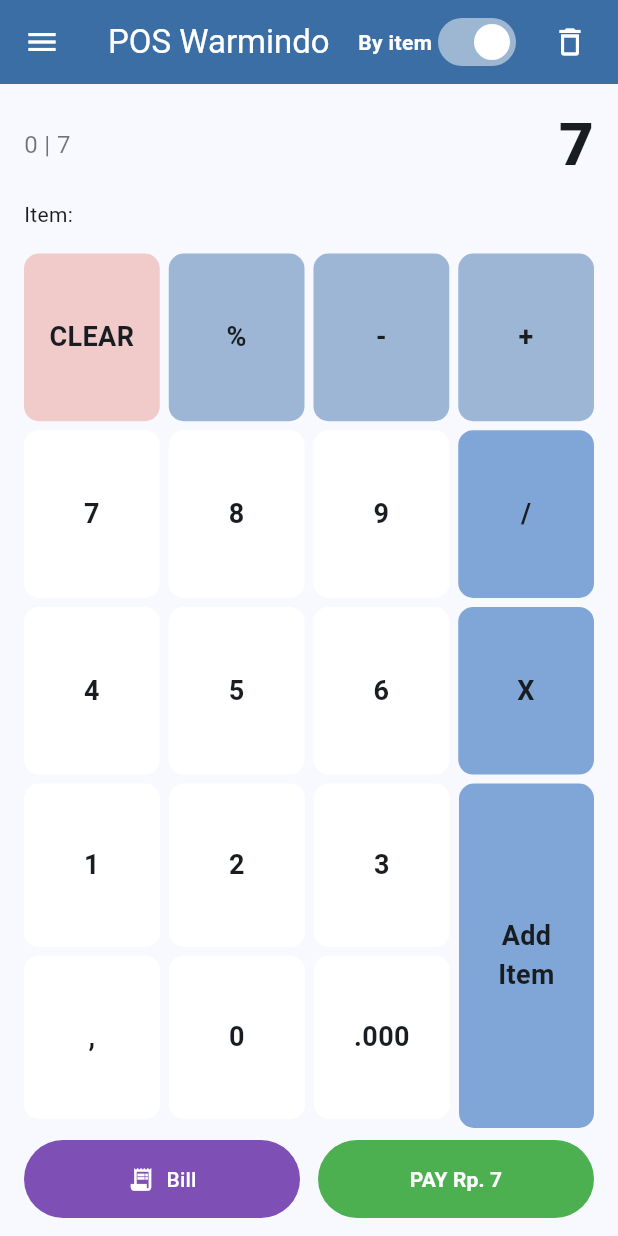
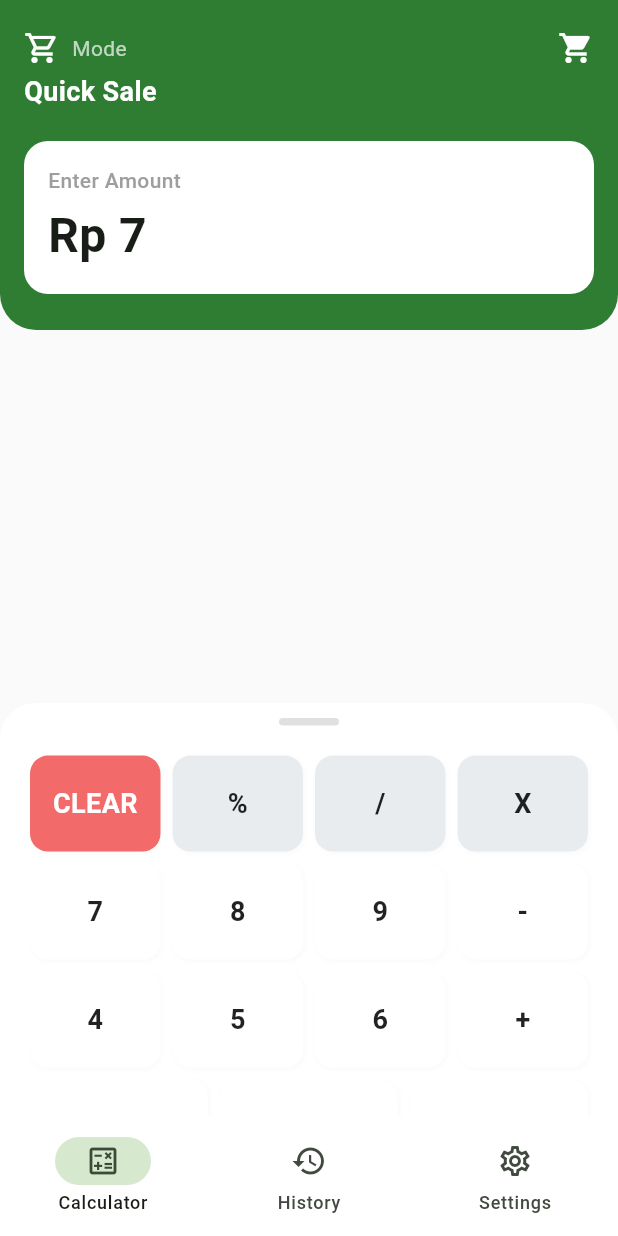
Before and after one commit to ahmadfatihin/pos_calculator_ai, a Flutter app: the screen it shows after launch, after a tap on an icon or button, on a phone screen of 412 x 824 dp. Run offline on Flutter 3.47's test engine with Material 3 defaults, Android fonts, the phone set to English and light mode, and no system bars; Roboto replaces fonts that are missing (Montserrat).

Commit message:
Update main.dart

```diff
--- a/lib/main.dart
+++ b/lib/main.dart
@@ -1,145 +1,43 @@
 import 'package:flutter/material.dart';
 
-void main() => runApp(const PosWarmindoApp());
+void main() => runApp(const PosGreenApp());
 
-class PosWarmindoApp extends StatelessWidget {
-  const PosWarmindoApp({super.key});
+class PosGreenApp extends StatelessWidget {
+  const PosGreenApp({super.key});
 
   @override
   Widget build(BuildContext context) {
-    const appBlue = Color(0xFF3B6EA5);
     return MaterialApp(
+      title: 'POS Quick Sale',
       debugShowCheckedModeBanner: false,
-      title: 'POS Warmindo',
       theme: ThemeData(
+        colorSchemeSeed: const Color(0xFF2E7D32),
         useMaterial3: true,
-        colorScheme: ColorScheme.fromSeed(
-          seedColor: appBlue,
-          brightness: Brightness.light,
+        fontFamily: 'Montserrat',
+        scaffoldBackgroundColor: Colors.grey[50],
       ),
-        appBarTheme: const AppBarTheme(
-          backgroundColor: appBlue,
-          foregroundColor: Colors.white,
-        ),
-        fontFamily: 'Montserrat',
-      ),
-      home: const CalculatorScreen(),
+      home: const QuickSaleScreen(),
     );
   }
 }
 
-class CalculatorScreen extends StatefulWidget {
-  const CalculatorScreen({super.key});
+class QuickSaleScreen extends StatefulWidget {
+  const QuickSaleScreen({super.key});
+
   @override
-  State<CalculatorScreen> createState() => _CalculatorScreenState();
+  State<QuickSaleScreen> createState() => _QuickSaleScreenState();
 }
 
-class _CalculatorScreenState extends State<CalculatorScreen> {
-  bool byItem = true;
+class _QuickSaleScreenState extends State<QuickSaleScreen> {
   String _display = '0';
-  int _total = 0;
 
-  final List<String> _pickedItems = [];
-
-  static const List<_CatalogItem> _catalog = [
-    _CatalogItem('Indomie', 5000),
-    _CatalogItem('Nasi', 7000),
-    _CatalogItem('Ice tea', 4000),
-    _CatalogItem('Hot tea', 3000),
-    _CatalogItem('Indomie Telor', 12000),
-    _CatalogItem('Jumbo', 15000),
-    _CatalogItem('Nasi Bakar', 18000),
+  final List<_Product> _products = const [
+    _Product('Indomie Goreng', 3000, 'https://picsum.photos/seed/indomie/200'),
+    _Product('Mie Rebus', 4000, 'https://picsum.photos/seed/mie/200'),
+    _Product('Teh Manis', 5000, 'https://picsum.photos/seed/teh/200'),
   ];
 
-  List<_CatalogItem> _suggestions = const [];
-
-  void _syncSuggestions() {
-    final v = _parseDisplay();
-    if (v <= 0) {
-      _suggestions = const [];
-    } else {
-      _suggestions = _catalog
-          .where((c) => c.price == v)
-          .toList(growable: false);
-    }
-  }
-
-  int _parseDisplay() => int.tryParse(_display.replaceAll('.', '')) ?? 0;
-
-  void _tap(String key) {
-    setState(() {
-      switch (key) {
-        case 'CLEAR':
-          _display = '0';
-          _total = 0;
-          _pickedItems.clear();
-          _suggestions = const [];
-          return;
-        case '+':
-          _total += _parseDisplay();
-          _display = '0';
-          _syncSuggestions();
-          return;
-        case '-':
-          _total -= _parseDisplay();
-          if (_total < 0) _total = 0;
-          _display = '0';
-          _syncSuggestions();
-          return;
-        case '%':
-          final v = _parseDisplay();
-          _display = _format(v ~/ 100);
-          _syncSuggestions();
-          return;
-        case '/':
-        case 'X':
-          return;
-        case ',':
-          return;
-        case '.000':
-          final v = _parseDisplay();
-          _display = _format(v * 1000);
-          _syncSuggestions();
-          return;
-        case '0':
-        case '1':
-        case '2':
-        case '3':
-        case '4':
-        case '5':
-        case '6':
-        case '7':
-        case '8':
-        case '9':
-          if (_display == '0') {
-            _display = key;
-          } else {
-            _display += key;
-          }
-          _display = _format(_parseDisplay());
-          _syncSuggestions();
-          return;
-      }
-    });
-  }
-
-  void _addItem() {
-    setState(() {
-      final v = _parseDisplay();
-      if (v > 0) {
-        _total += v;
-        _display = '0';
-        _syncSuggestions();
-      }
-    });
-  }
-
-  void _clearBill() => setState(() {
-    _display = '0';
-    _total = 0;
-    _pickedItems.clear();
-    _suggestions = const [];
-  });
+  int _parse(String s) => int.tryParse(s.replaceAll('.', '')) ?? 0;
 
   static String _format(int v) {
     final s = v.toString();
@@ -152,232 +50,294 @@ class _CalculatorScreenState extends State<CalculatorScreen> {
     return buf.toString();
   }
 
+  void _tap(String key) {
+    setState(() {
+      switch (key) {
+        case 'CLEAR':
+          _display = '0';
+          return;
+        default:
+          if (_display == '0') {
+            _display = key;
+          } else {
+            _display += key;
+          }
+          _display = _format(_parse(_display));
+      }
+    });
+  }
+
   @override
   Widget build(BuildContext context) {
-    const softBlue = Color(0xFF9DB6D5);
-    const fnBlue = Color(0xFF7FA6D6);
-    final payEnabled = _total > 0 || _display != '0';
-    final payAmount =
-        _total + (int.tryParse(_display.replaceAll('.', '')) ?? 0);
+    final total = _parse(_display);
+    final matched = _products.where((p) => p.price == total).toList();
 
     return Scaffold(
-      drawer: const _SideDrawer(),
-      appBar: AppBar(
-        leading: Builder(
-          builder: (context) => IconButton(
-            icon: const Icon(Icons.menu),
-            onPressed: () => Scaffold.of(context).openDrawer(),
+      bottomNavigationBar: NavigationBar(
+        backgroundColor: Colors.white,
+        destinations: const [
+          NavigationDestination(
+            icon: Icon(Icons.calculate_outlined),
+            label: 'Calculator',
+          ),
+          NavigationDestination(icon: Icon(Icons.history), label: 'History'),
+          NavigationDestination(
+            icon: Icon(Icons.settings_outlined),
+            label: 'Settings',
+          ),
+        ],
+        selectedIndex: 0,
+      ),
+      body: SafeArea(
+        child: Stack(
+          children: [
+            // Header
+            Column(
+              children: [
+                Container(
+                  decoration: const BoxDecoration(
+                    color: Color(0xFF2E7D32),
+                    borderRadius: BorderRadius.only(
+                      bottomLeft: Radius.circular(24),
+                      bottomRight: Radius.circular(24),
                     ),
                   ),
-        title: const Text('POS Warmindo'),
-        centerTitle: false,
-        actions: [
-          Row(
-            children: [
-              const Text(
-                'By item',
-                style: TextStyle(
-                  color: Colors.white,
-                  fontWeight: FontWeight.w600,
-                ),
-              ),
-              Switch(
-                value: byItem,
-                activeColor: Colors.white,
-                onChanged: (v) => setState(() => byItem = v),
-              ),
-              const SizedBox(width: 8),
-              IconButton(
-                tooltip: 'Clear Bill',
-                onPressed: _clearBill,
-                icon: const Icon(Icons.delete_outline),
-              ),
-              const SizedBox(width: 8),
-            ],
-          ),
-        ],
-      ),
-      body: SafeArea(
-        child: Padding(
-          padding: const EdgeInsets.fromLTRB(16, 12, 16, 12),
+                  padding: const EdgeInsets.fromLTRB(16, 20, 16, 24),
                   child: Column(
                     crossAxisAlignment: CrossAxisAlignment.start,
                     children: [
                       Row(
                         mainAxisAlignment: MainAxisAlignment.spaceBetween,
+                        children: const [
+                          Row(
                             children: [
+                              Icon(
+                                Icons.shopping_cart_outlined,
+                                color: Colors.white,
+                              ),
+                              SizedBox(width: 8),
                               Text(
-                    '${_format(_total)} | ${_display}',
-                    style: const TextStyle(fontSize: 16, color: Colors.black54),
-                  ),
-                  Text(
-                    _format(int.tryParse(_display.replaceAll('.', '')) ?? 0),
-                    style: const TextStyle(
-                      fontSize: 40,
-                      fontWeight: FontWeight.w800,
-                    ),
+                                'Mode',
+                                style: TextStyle(color: Colors.white70),
                               ),
                             ],
                           ),
-              const SizedBox(height: 8),
-              const Text('Item:'),
-              const SizedBox(height: 8),
-              if (byItem)
-                Wrap(
-                  spacing: 8,
-                  runSpacing: 8,
-                  children: [
-                    for (final c in _suggestions)
-                      InputChip(
-                        label: Text('${c.name}  +'),
-                        onPressed: () {
-                          setState(() {
-                            _total += c.price;
-                            _pickedItems.add(c.name);
-                          });
-                        },
-                      ),
-                  ],
-                )
-              else
-                const SizedBox(height: 8),
-              const SizedBox(height: 8),
-              if (_pickedItems.isNotEmpty) ...[
-                Wrap(
-                  spacing: 6,
-                  children: _pickedItems
-                      .map((e) => Chip(label: Text(e)))
-                      .toList(),
-                ),
-                const SizedBox(height: 8),
-              ],
-              Expanded(
-                child: LayoutBuilder(
-                  builder: (context, c) {
-                    final btnH = (c.maxHeight - 24) / 5;
-                    return Column(
-                      children: [
-                        _keyRow([
-                          _K(
-                            'CLEAR',
-                            background: const Color(0xFFF1CACA),
-                            onTap: () => _tap('CLEAR'),
-                          ),
-                          _K('%', background: softBlue, onTap: () => _tap('%')),
-                          _K('-', background: softBlue, onTap: () => _tap('-')),
-                          _K('+', background: softBlue, onTap: () => _tap('+')),
-                        ], height: btnH),
-                        const SizedBox(height: 6),
-                        _keyRow([
-                          _K('7', onTap: () => _tap('7')),
-                          _K('8', onTap: () => _tap('8')),
-                          _K('9', onTap: () => _tap('9')),
-                          _K('/', background: fnBlue, onTap: () => _tap('/')),
-                        ], height: btnH),
-                        const SizedBox(height: 6),
-                        _keyRow([
-                          _K('4', onTap: () => _tap('4')),
-                          _K('5', onTap: () => _tap('5')),
-                          _K('6', onTap: () => _tap('6')),
-                          _K('X', background: fnBlue, onTap: () => _tap('X')),
-                        ], height: btnH),
-                        const SizedBox(height: 6),
-                        Expanded(
-                          child: Row(
-                            children: [
-                              Expanded(
-                                child: Column(
-                                  children: [
-                                    _keyRow([
-                                      _K('1', onTap: () => _tap('1')),
-                                      _K('2', onTap: () => _tap('2')),
-                                      _K('3', onTap: () => _tap('3')),
-                                    ], height: (btnH - 3)),
-                                    const SizedBox(height: 6),
-                                    _keyRow([
-                                      _K(',', onTap: () => _tap(',')),
-                                      _K('0', onTap: () => _tap('0')),
-                                      _K('.000', onTap: () => _tap('.000')),
-                                    ], height: (btnH - 3)),
+                          Icon(Icons.shopping_cart, color: Colors.white),
                         ],
                       ),
+                      const SizedBox(height: 4),
+                      const Text(
+                        'Quick Sale',
+                        style: TextStyle(
+                          color: Colors.white,
+                          fontSize: 18,
+                          fontWeight: FontWeight.w600,
                         ),
-                              const SizedBox(width: 6),
-                              SizedBox(
-                                width: 90,
-                                child: _KeyButton(
-                                  label: 'Add\nItem',
-                                  onTap: _addItem,
-                                  background: fnBlue,
-                                  height: (btnH * 2 + 6),
+                      ),
+                      const SizedBox(height: 20),
+                      Container(
+                        width: double.infinity,
+                        padding: const EdgeInsets.all(16),
+                        decoration: BoxDecoration(
+                          color: Colors.white,
+                          borderRadius: BorderRadius.circular(16),
+                        ),
+                        child: Column(
+                          crossAxisAlignment: CrossAxisAlignment.start,
+                          children: [
+                            const Text(
+                              'Enter Amount',
+                              style: TextStyle(
+                                fontSize: 14,
+                                color: Colors.grey,
+                                fontWeight: FontWeight.w500,
+                              ),
+                            ),
+                            const SizedBox(height: 4),
+                            Text(
+                              'Rp ${_format(total)}',
+                              style: const TextStyle(
+                                fontSize: 32,
+                                fontWeight: FontWeight.w700,
                               ),
                             ),
                           ],
                         ),
                       ),
                     ],
+                  ),
+                ),
+                // Product list
+                if (matched.isNotEmpty)
+                  Expanded(
+                    child: ListView.builder(
+                      padding: const EdgeInsets.fromLTRB(16, 12, 16, 150),
+                      itemCount: matched.length,
+                      itemBuilder: (context, i) {
+                        final p = matched[i];
+                        return Container(
+                          margin: const EdgeInsets.only(bottom: 10),
+                          decoration: BoxDecoration(
+                            color: const Color(0xFFF7F8F7),
+                            borderRadius: BorderRadius.circular(12),
+                            boxShadow: [
+                              BoxShadow(
+                                color: Colors.black.withOpacity(0.05),
+                                blurRadius: 3,
+                                offset: const Offset(0, 1),
+                              ),
+                            ],
+                          ),
+                          child: ListTile(
+                            contentPadding: const EdgeInsets.symmetric(
+                              horizontal: 12,
+                              vertical: 4,
+                            ),
+                            leading: ClipRRect(
+                              borderRadius: BorderRadius.circular(8),
+                              child: Image.network(
+                                p.image,
+                                width: 48,
+                                height: 48,
+                                fit: BoxFit.cover,
+                                errorBuilder: (_, __, ___) => Container(
+                                  color: Colors.grey[300],
+                                  width: 48,
+                                  height: 48,
+                                  child: const Icon(Icons.fastfood),
+                                ),
+                              ),
+                            ),
+                            title: Text(
+                              p.name,
+                              style: const TextStyle(
+                                fontWeight: FontWeight.w600,
+                                color: Colors.black87,
+                              ),
+                            ),
+                            subtitle: Text(
+                              'Rp ${_format(p.price)}',
+                              style: const TextStyle(
+                                color: Colors.green,
+                                fontWeight: FontWeight.w600,
+                              ),
+                            ),
+                          ),
                         );
                       },
                     ),
                   ),
-              const SizedBox(height: 8),
-              Row(
+              ],
+            ),
+
+            // Draggable calculator sheet
+            DraggableScrollableSheet(
+              initialChildSize: 0.37,
+              minChildSize: 0.25,
+              maxChildSize: 0.95,
+              builder: (context, scrollController) => Container(
+                decoration: const BoxDecoration(
+                  color: Colors.white,
+                  borderRadius: BorderRadius.vertical(top: Radius.circular(24)),
+                ),
+                padding: const EdgeInsets.fromLTRB(16, 10, 16, 0),
+                child: ListView(
+                  controller: scrollController,
                   children: [
-                  Expanded(
-                    child: FilledButton.tonal(
-                      style: FilledButton.styleFrom(
-                        padding: const EdgeInsets.symmetric(vertical: 16),
-                        backgroundColor: const Color(0xFF7E4FB4),
-                        foregroundColor: Colors.white,
-                      ),
-                      onPressed: () {},
-                      child: const Row(
-                        mainAxisAlignment: MainAxisAlignment.center,
-                        children: [
-                          Icon(Icons.receipt_long),
-                          SizedBox(width: 8),
-                          Text('Bill'),
-                        ],
+                    Center(
+                      child: Container(
+                        width: 40,
+                        height: 5,
+                        margin: const EdgeInsets.only(bottom: 16),
+                        decoration: BoxDecoration(
+                          color: Colors.grey[300],
+                          borderRadius: BorderRadius.circular(12),
                         ),
                       ),
                     ),
-                  const SizedBox(width: 12),
-                  Expanded(
-                    child: FilledButton(
+                    _keypad(),
+                    const SizedBox(height: 20),
+                    FilledButton(
                       style: FilledButton.styleFrom(
+                        backgroundColor: const Color(0xFF4CAF50),
                         padding: const EdgeInsets.symmetric(vertical: 16),
-                        backgroundColor: const Color(0xFF4CAF50),
+                        shape: RoundedRectangleBorder(
+                          borderRadius: BorderRadius.circular(24),
                         ),
-                      onPressed: payEnabled ? () {} : null,
-                      child: Text(
-                        'PAY Rp. ${_format(payAmount)}',
-                        style: const TextStyle(fontWeight: FontWeight.w700),
+                      ),
+                      onPressed: total > 0 ? () {} : null,
+                      child: const Text(
+                        'Pay',
+                        style: TextStyle(
+                          fontWeight: FontWeight.w600,
+                          color: Colors.white,
                         ),
                       ),
                     ),
                   ],
                 ),
+              ),
+            ),
           ],
-          ),
         ),
       ),
     );
   }
 
-  Widget _keyRow(List<_K> ks, {required double height}) {
-    return SizedBox(
-      height: height,
+  Widget _keypad() {
+    const fnColor = Color(0xFFE8ECEF);
+    const red = Color(0xFFF36A6A);
+    return Column(
+      children: [
+        _row(['CLEAR', '%', '/', 'X'], [red, fnColor, fnColor, fnColor]),
+        _row(['7', '8', '9', '-']),
+        _row(['4', '5', '6', '+']),
+        _row(['1', '2', '3']),
+        _row([',', '000', '0']),
+      ],
+    );
+  }
+
+  Widget _row(List<String> keys, [List<Color?>? colors]) {
+    return Padding(
+      padding: const EdgeInsets.symmetric(vertical: 4),
       child: Row(
         children: [
-          for (int i = 0; i < ks.length; i++) ...[
+          for (int i = 0; i < keys.length; i++) ...[
             Expanded(
-              child: _KeyButton(
-                label: ks[i].label,
-                onTap: ks[i].onTap,
-                background: ks[i].background,
+              child: GestureDetector(
+                onTap: () => _tap(keys[i]),
+                child: Container(
+                  height: 64,
+                  margin: const EdgeInsets.symmetric(horizontal: 4),
+                  decoration: BoxDecoration(
+                    color: colors != null && i < colors.length
+                        ? colors[i] ?? Colors.white
+                        : Colors.white,
+                    borderRadius: BorderRadius.circular(12),
+                    boxShadow: [
+                      BoxShadow(
+                        color: Colors.grey.withOpacity(0.05),
+                        blurRadius: 2,
+                        offset: const Offset(1, 1),
+                      ),
+                    ],
+                  ),
+                  child: Center(
+                    child: Text(
+                      keys[i],
+                      style: TextStyle(
+                        fontSize: 18,
+                        fontWeight: FontWeight.w600,
+                        color: keys[i] == 'CLEAR'
+                            ? Colors.white
+                            : Colors.black87,
                       ),
                     ),
-            if (i != ks.length - 1) const SizedBox(width: 6),
+                  ),
+                ),
+              ),
+            ),
           ],
         ],
       ),
@@ -385,109 +345,9 @@ class _CalculatorScreenState extends State<CalculatorScreen> {
   }
 }
 
-class _K {
-  final String label;
-  final VoidCallback onTap;
-  final Color? background;
-  _K(this.label, {required this.onTap, this.background});
-}
-
-class _KeyButton extends StatelessWidget {
-  final String label;
-  final VoidCallback? onTap;
-  final Color? background;
-  final double? height;
-  const _KeyButton({
-    required this.label,
-    this.onTap,
-    this.background,
-    this.height,
-    super.key,
-  });
-
-  @override
-  Widget build(BuildContext context) {
-    final bg = background ?? Colors.white;
-    return SizedBox(
-      height: height,
-      child: Material(
-        color: bg,
-        borderRadius: BorderRadius.circular(10),
-        child: InkWell(
-          onTap: onTap,
-          borderRadius: BorderRadius.circular(10),
-          child: Center(
-            child: Text(
-              label,
-              textAlign: TextAlign.center,
-              style: const TextStyle(fontSize: 18, fontWeight: FontWeight.w600),
-            ),
-          ),
-        ),
-      ),
-    );
-  }
-}
-
-class _CatalogItem {
+class _Product {
   final String name;
   final int price;
-  const _CatalogItem(this.name, this.price);
+  final String image;
+  const _Product(this.name, this.price, this.image);
 }
-
-class _SideDrawer extends StatelessWidget {
-  const _SideDrawer({super.key});
-  @override
-  Widget build(BuildContext context) {
-    return Drawer(
-      child: SafeArea(
-        child: Column(
-          crossAxisAlignment: CrossAxisAlignment.start,
-          children: [
-            const ListTile(
-              leading: CircleAvatar(child: Text('W')),
-              title: Text('POS Warmindo'),
-              subtitle: Text('pos@wolkk.com'),
-            ),
-            const Padding(
-              padding: EdgeInsets.symmetric(horizontal: 16, vertical: 8),
-              child: Text(
-                'Menu',
-                style: TextStyle(
-                  fontWeight: FontWeight.w700,
-                  color: Colors.black54,
-                ),
-              ),
-            ),
-            const ListTile(
-              leading: Icon(Icons.calculate_outlined),
-              title: Text('Calculator'),
-            ),
-            const ListTile(
-              leading: Icon(Icons.history),
-              title: Text('History Transaction'),
-            ),
-            const ListTile(
-              leading: Icon(Icons.settings_outlined),
-              title: Text('Setting'),
-            ),
-            const Spacer(),
-            const Divider(),
-            ListTile(
-              leading: const Icon(Icons.logout),
-              title: const Text('Log Out'),
-              onTap: () => Navigator.pop(context),
-            ),
-            const Padding(
-              padding: EdgeInsets.symmetric(horizontal: 16, vertical: 8),
-              child: Text(
-                'Calculator POS 2025',
-                style: TextStyle(color: Colors.black54),
-              ),
-            ),
-          ],
-        ),
-      ),
-    );
-  }
-}
```
Lines whose indentation alone changed are shown as unchanged.
